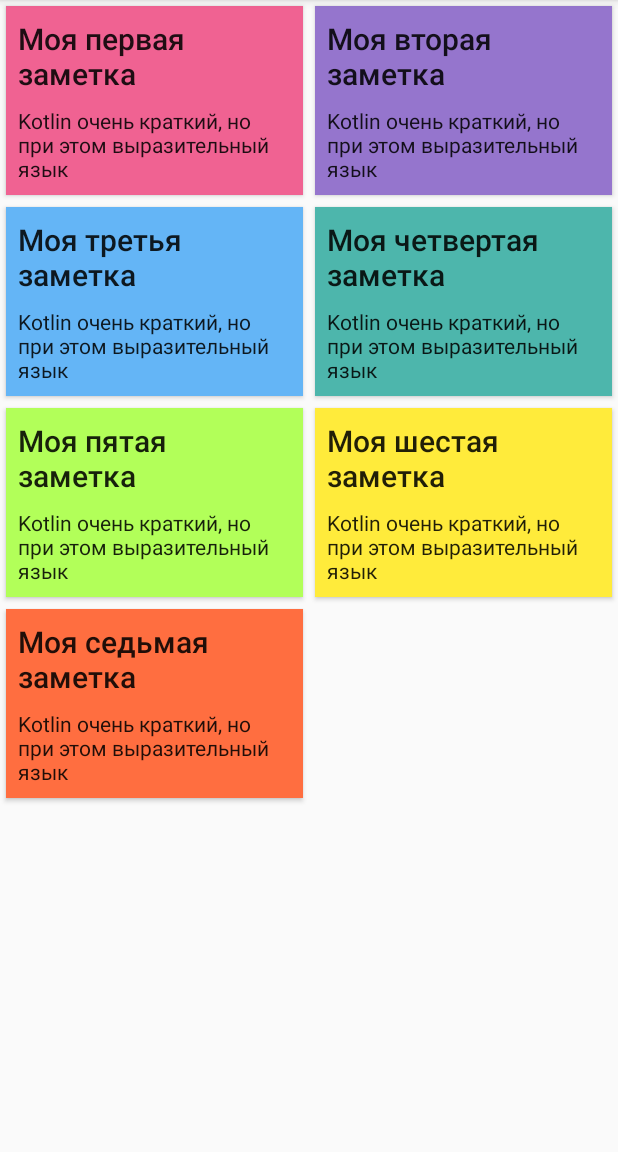
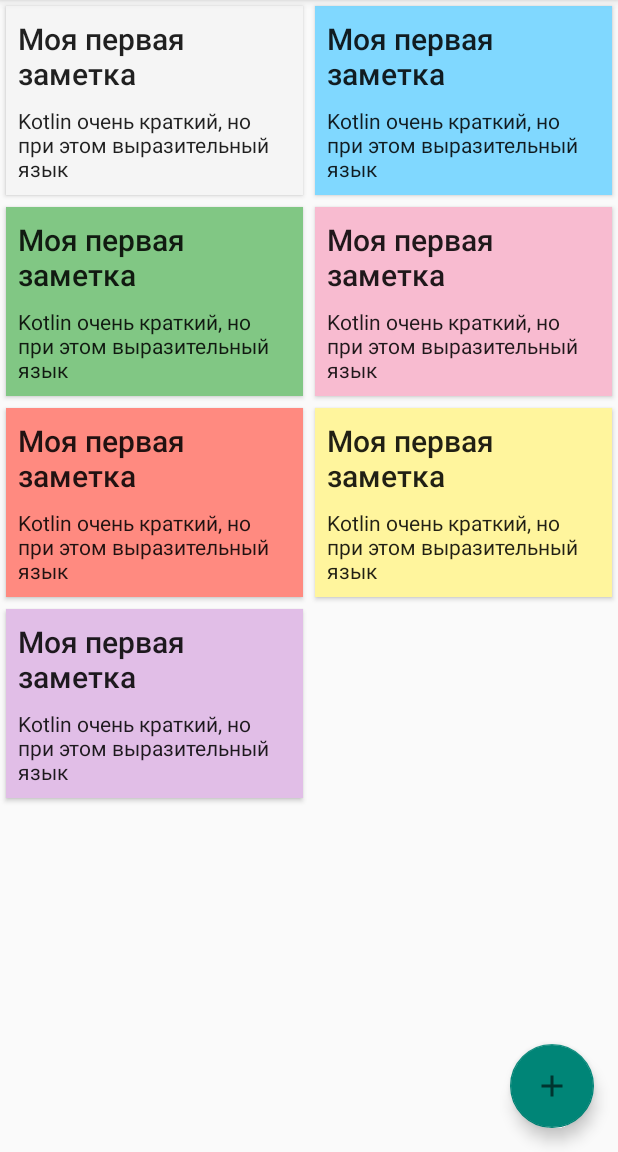
Before and after one commit to Dentag/NoteApp, an Android app: the screen it shows after launch (MainActivity), on a phone screen of 412 x 824 dp, the part 84-1236 px from its top. Run offline under Robolectric (Android 15) with nearby library versions, the phone set to English and light mode, and no system bars.

Commit message:
Lesson 2 hw complited

```diff
--- a/app/build.gradle
+++ b/app/build.gradle
@@ -2,6 +2,7 @@ plugins {
     id 'com.android.application'
     id 'kotlin-android'
     id 'kotlin-kapt'
+    id 'kotlin-parcelize'
 }
 
 android {
@@ -38,6 +39,7 @@ android {
 }
 
 dependencies {
+    implementation 'androidx.lifecycle:lifecycle-extensions:2.2.0'
     def lifecycle_version = "2.2.0"
 
     implementation "androidx.lifecycle:lifecycle-viewmodel-ktx:$lifecycle_version"
--- a/app/src/main/AndroidManifest.xml
+++ b/app/src/main/AndroidManifest.xml
@@ -16,6 +16,7 @@
                 <category android:name="android.intent.category.LAUNCHER" />
             </intent-filter>
         </activity>
+        <activity android:name=".ui.note.NoteActivity"></activity>
     </application>
 
 </manifest>
--- a/app/src/main/java/com/example/noteapp/data/Repository.kt
+++ b/app/src/main/java/com/example/noteapp/data/Repository.kt
@@ -1,43 +1,79 @@
 package com.example.noteapp.data
 
+import androidx.lifecycle.LiveData
+import androidx.lifecycle.MutableLiveData
+import com.example.noteapp.data.model.Color
 import com.example.noteapp.data.model.Note
+import java.util.*
 
 object Repository {
-    val notes: List<Note> = mutableListOf(
+    private val notesLiveData = MutableLiveData<List<Note>>()
+
+    private val notes: MutableList<Note> = mutableListOf(
         Note(
-            "Моя первая заметка",
-            "Kotlin очень краткий, но при этом выразительный язык",
-            0xfff06292.toInt()
+            id = UUID.randomUUID().toString(),
+            title = "Моя первая заметка",
+            note = "Kotlin очень краткий, но при этом выразительный язык",
+            color = Color.WHITE
         ),
         Note(
-            "Моя вторая заметка",
-            "Kotlin очень краткий, но при этом выразительный язык",
-            0xff9575cd.toInt()
+            id = UUID.randomUUID().toString(),
+            title = "Моя первая заметка",
+            note = "Kotlin очень краткий, но при этом выразительный язык",
+            color = Color.BLUE
         ),
         Note(
-            "Моя третья заметка",
-            "Kotlin очень краткий, но при этом выразительный язык",
-            0xff64b5f6.toInt()
+            id = UUID.randomUUID().toString(),
+            title = "Моя первая заметка",
+            note = "Kotlin очень краткий, но при этом выразительный язык",
+            color = Color.GREEN
         ),
         Note(
-            "Моя четвертая заметка",
-            "Kotlin очень краткий, но при этом выразительный язык",
-            0xff4db6ac.toInt()
+            id = UUID.randomUUID().toString(),
+            title = "Моя первая заметка",
+            note = "Kotlin очень краткий, но при этом выразительный язык",
+            color = Color.PINK
         ),
         Note(
-            "Моя пятая заметка",
-            "Kotlin очень краткий, но при этом выразительный язык",
-            0xffb2ff59.toInt()
+            id = UUID.randomUUID().toString(),
+            title = "Моя первая заметка",
+            note = "Kotlin очень краткий, но при этом выразительный язык",
+            color = Color.RED
         ),
         Note(
-            "Моя шестая заметка",
-            "Kotlin очень краткий, но при этом выразительный язык",
-            0xffffeb3b.toInt()
+            id = UUID.randomUUID().toString(),
+            title = "Моя первая заметка",
+            note = "Kotlin очень краткий, но при этом выразительный язык",
+            color = Color.YELLOW
         ),
         Note(
-            "Моя седьмая заметка",
-            "Kotlin очень краткий, но при этом выразительный язык",
-            0xffff6e40.toInt()
+            id = UUID.randomUUID().toString(),
+            title = "Моя первая заметка",
+            note = "Kotlin очень краткий, но при этом выразительный язык",
+            color = Color.VIOLET
         )
     )
+
+    init {
+        notesLiveData.value = notes
+    }
+
+    fun getNotes(): LiveData<List<Note>> {
+        return notesLiveData
+    }
+
+    fun saveNote(note: Note) {
+        addOrReplace(note)
+        notesLiveData.value = notes
+    }
+
+    private fun addOrReplace(note: Note) {
+        for (i in 0 until notes.size) {
+            if (notes[i] == note) {
+                notes[i] = note
+                return
+            }
+        }
+        notes.add(note)
+    }
 }
--- a/app/src/main/java/com/example/noteapp/data/model/Note.kt
+++ b/app/src/main/java/com/example/noteapp/data/model/Note.kt
@@ -1,3 +1,38 @@
 package com.example.noteapp.data.model
 
-class Note(val title: String, val note: String, val color: Int)
+import android.os.Parcelable
+import kotlinx.parcelize.Parcelize
+import java.util.*
+
+@Parcelize
+data class Note(val id: String,
+                val title: String,
+                val note: String,
+                val color: Color = Color.WHITE,
+                val lastChanged: Date = Date()): Parcelable {
+
+    override fun equals(other: Any?): Boolean {
+        if (this === other) return true
+        if (javaClass != other?.javaClass) return false
+
+        other as Note
+
+        if (id != other.id) return false
+
+        return true
+    }
+
+    override fun hashCode(): Int {
+        return id.hashCode()
+    }
+}
+
+enum class Color {
+    WHITE,
+    YELLOW,
+    GREEN,
+    BLUE,
+    RED,
+    VIOLET,
+    PINK
+}
--- /dev/null
+++ b/app/src/main/java/com/example/noteapp/extensions/Constants.kt
@@ -0,0 +1,3 @@
+package com.example.noteapp.extensions
+
+const val DATE_TIME_FORMAT = "dd.MMM.yy HH:mm"
--- /dev/null
+++ b/app/src/main/java/com/example/noteapp/ui/common/FABBehavior.kt
@@ -0,0 +1,58 @@
+package com.example.noteapp.ui.common
+
+import android.annotation.SuppressLint
+import android.content.Context
+import android.util.AttributeSet
+import android.view.View
+import androidx.coordinatorlayout.widget.CoordinatorLayout
+import androidx.core.view.ViewCompat
+import com.google.android.material.floatingactionbutton.FloatingActionButton
+
+class FABBehavior(context: Context, attributeSet: AttributeSet) :
+    FloatingActionButton.Behavior(context, attributeSet) {
+
+    override fun onStartNestedScroll(
+        coordinatorLayout: CoordinatorLayout,
+        child: FloatingActionButton,
+        directTargetChild: View,
+        target: View,
+        axes: Int,
+        type: Int
+    ): Boolean {
+
+        return axes == ViewCompat.SCROLL_AXIS_VERTICAL
+                || super.onStartNestedScroll(
+            coordinatorLayout,
+            child, directTargetChild, target, axes, type
+        )
+    }
+
+    override fun onNestedScroll(
+        coordinatorLayout: CoordinatorLayout,
+        child: FloatingActionButton,
+        target: View,
+        dxConsumed: Int,
+        dyConsumed: Int,
+        dxUnconsumed: Int,
+        dyUnconsumed: Int,
+        type: Int
+    ) {
+
+        super.onNestedScroll(
+            coordinatorLayout, child, target,
+            dxConsumed, dyConsumed, dxUnconsumed, dyUnconsumed, type
+        )
+
+        if (dyConsumed > 0 && child.visibility == View.VISIBLE) {
+            child.hide(object : FloatingActionButton.OnVisibilityChangedListener() {
+
+                @SuppressLint("RestrictedApi")
+                override fun onHidden(fab: FloatingActionButton) {
+                    fab.visibility = View.INVISIBLE
+                }
+            })
+        } else if (dyConsumed < 0 && child.visibility != View.VISIBLE) {
+            child.show()
+        }
+    }
+}
--- a/app/src/main/java/com/example/noteapp/ui/main/MainActivity.kt
+++ b/app/src/main/java/com/example/noteapp/ui/main/MainActivity.kt
@@ -8,21 +8,29 @@ import androidx.databinding.*
 import androidx.lifecycle.ViewModelProvider
 import androidx.recyclerview.widget.RecyclerView
 import com.example.noteapp.R
+import com.example.noteapp.data.model.Note
+import com.example.noteapp.ui.note.NoteActivity
 import com.google.android.material.floatingactionbutton.FloatingActionButton
 
 class MainActivity : AppCompatActivity() {
 
     private lateinit var viewModel: MainViewModel
     private lateinit var adapter: MainAdapter
+    private lateinit var fab: FloatingActionButton
 
     override fun onCreate(savedInstanceState: Bundle?) {
         super.onCreate(savedInstanceState)
         setContentView(R.layout.activity_main)
         val toolbar = findViewById<Toolbar>(R.id.toolbar)
         setSupportActionBar(toolbar)
+        fab = findViewById(R.id.fab)
 
         viewModel = ViewModelProvider(this).get(MainViewModel::class.java)
-        adapter = MainAdapter()
+        adapter = MainAdapter(object : OnItemClickListener {
+            override fun onItemClick(note: Note) {
+                openNoteScreen(note)
+            }
+        })
         val mainRecycler = findViewById<RecyclerView>(R.id.mainRecycler)
         mainRecycler.adapter = adapter
 
@@ -30,5 +38,12 @@ class MainActivity : AppCompatActivity() {
             { t ->
                 t?.let { adapter.notes = it.notes }
             })
+
+        fab.setOnClickListener { openNoteScreen(null) }
+    }
+
+    private fun openNoteScreen(note: Note?) {
+        val intent = NoteActivity.getStartIntent(this, note)
+        startActivity(intent)
     }
 }
--- a/app/src/main/java/com/example/noteapp/ui/main/MainAdapter.kt
+++ b/app/src/main/java/com/example/noteapp/ui/main/MainAdapter.kt
@@ -6,9 +6,15 @@ import android.view.ViewGroup
 import android.widget.TextView
 import androidx.recyclerview.widget.RecyclerView
 import com.example.noteapp.R
+import com.example.noteapp.data.model.Color
 import com.example.noteapp.data.model.Note
 
-class MainAdapter : RecyclerView.Adapter<MainAdapter.NoteViewHolder>() {
+interface OnItemClickListener {
+    fun onItemClick(note: Note)
+}
+
+class MainAdapter(private val onItemClickListener: OnItemClickListener) :
+    RecyclerView.Adapter<MainAdapter.NoteViewHolder>() {
 
     var notes: List<Note> = listOf()
         set(value) {
@@ -28,14 +34,25 @@ class MainAdapter : RecyclerView.Adapter<MainAdapter.NoteViewHolder>() {
 
     override fun getItemCount(): Int = notes.size
 
-    class NoteViewHolder(itemView: View) : RecyclerView.ViewHolder(itemView) {
+    inner class NoteViewHolder(itemView: View) : RecyclerView.ViewHolder(itemView) {
         private val title = itemView.findViewById<TextView>(R.id.title)
         private val body = itemView.findViewById<TextView>(R.id.body)
 
         fun bind(note: Note) {
             title.text = note.title
             body.text = note.note
-            itemView.setBackgroundColor(note.color)
-        }
+
+            val color = when (note.color) {
+                Color.WHITE -> R.color.color_white
+                Color.VIOLET -> R.color.color_violet
+                Color.YELLOW -> R.color.color_yellow
+                Color.RED -> R.color.color_red
+                Color.PINK -> R.color.color_pink
+                Color.GREEN -> R.color.color_green
+                Color.BLUE -> R.color.color_blue
+            }
+
+            itemView.setBackgroundResource(color)
+            itemView.setOnClickListener { onItemClickListener.onItemClick(note) }        }
     }
 }
--- a/app/src/main/java/com/example/noteapp/ui/main/MainViewModel.kt
+++ b/app/src/main/java/com/example/noteapp/ui/main/MainViewModel.kt
@@ -9,7 +9,10 @@ class MainViewModel : ViewModel() {
     private val viewStateLiveData: MutableLiveData<MainViewState> = MutableLiveData()
 
     init {
-        viewStateLiveData.value = MainViewState(Repository.notes)
+        Repository.getNotes().observeForever { notes ->
+            viewStateLiveData.value =
+                viewStateLiveData.value?.copy(notes = notes!!) ?: MainViewState(notes)
+        }
     }
 
     fun viewState(): LiveData<MainViewState> = viewStateLiveData
--- a/app/src/main/java/com/example/noteapp/ui/main/MainViewState.kt
+++ b/app/src/main/java/com/example/noteapp/ui/main/MainViewState.kt
@@ -2,4 +2,4 @@ package com.example.noteapp.ui.main
 
 import com.example.noteapp.data.model.Note
 
-class MainViewState(val notes: List<Note>)
+data class MainViewState(val notes: List<Note>)
--- /dev/null
+++ b/app/src/main/res/drawable/ic_baseline_add_24.xml
@@ -0,0 +1,10 @@
+<vector xmlns:android="http://schemas.android.com/apk/res/android"
+    android:width="24dp"
+    android:height="24dp"
+    android:viewportWidth="24"
+    android:viewportHeight="24"
+    android:tint="?attr/colorControlNormal">
+  <path
+      android:fillColor="@android:color/white"
+      android:pathData="M19,13h-6v6h-2v-6H5v-2h6V5h2v6h6v2z"/>
+</vector>
--- a/app/src/main/res/layout/activity_main.xml
+++ b/app/src/main/res/layout/activity_main.xml
@@ -30,4 +30,16 @@
         app:spanCount="2"
         tools:listitem="@layout/item_note" />
 
+    <com.google.android.material.floatingactionbutton.FloatingActionButton
+        android:id="@+id/fab"
+        android:layout_height="wrap_content"
+        android:layout_width="wrap_content"
+        app:fabSize="normal"
+        android:layout_marginEnd="@dimen/padding_default"
+        android:layout_marginBottom="@dimen/padding_default"
+        app:layout_anchorGravity="bottom|end"
+        android:src="@drawable/ic_baseline_add_24"
+        app:layout_anchor="@id/mainRecycler"
+        app:layout_behavior=".ui.common.FABBehavior"/>
+
 </androidx.coordinatorlayout.widget.CoordinatorLayout>
--- a/app/src/main/res/values/colors.xml
+++ b/app/src/main/res/values/colors.xml
@@ -7,4 +7,15 @@
     <color name="teal_700">#FF018786</color>
     <color name="black">#FF000000</color>
     <color name="white">#FFFFFFFF</color>
+    <color name="colorPrimary">#f5f5f5</color>
+    <color name="colorPrimaryDark">#c2c2c2</color>
+    <color name="colorAccent">#e040fb</color>
+
+    <color name="color_white">#F5F5F5</color>
+    <color name="color_yellow">#FFF59D</color>
+    <color name="color_green">#81C784</color>
+    <color name="color_blue">#80d8ff</color>
+    <color name="color_red">#ff8a80</color>
+    <color name="color_violet">#e1bee7</color>
+    <color name="color_pink">#f8bbd0</color>
 </resources>
--- a/app/src/main/res/values/dimens.xml
+++ b/app/src/main/res/values/dimens.xml
@@ -2,4 +2,5 @@
 <resources>
     <dimen name="item_standard_margin">4dp</dimen>
     <dimen name="text_standard_margin">8dp</dimen>
+    <dimen name="padding_default">16dp</dimen>
 </resources>
--- a/app/src/main/res/values/strings.xml
+++ b/app/src/main/res/values/strings.xml
@@ -1,3 +1,4 @@
 <resources>
     <string name="app_name">Note App</string>
+    <string name="new_note_title">New note</string>
 </resources>
```
Also changed, not shown: app/src/main/java/com/example/noteapp/ui/note/NoteActivity.kt (added, +136 -0 lines), app/src/main/java/com/example/noteapp/ui/note/NoteViewModel.kt (added, +20 -0 lines), app/src/main/res/layout/activity_note.xml (added, +51 -0 lines).
